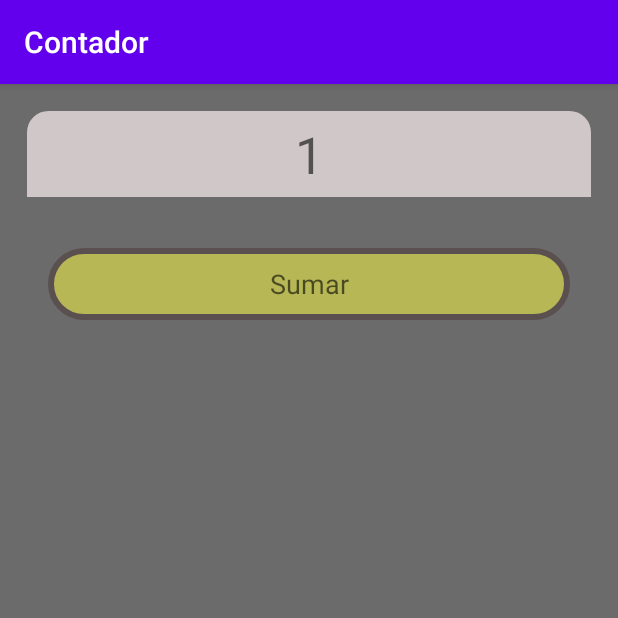
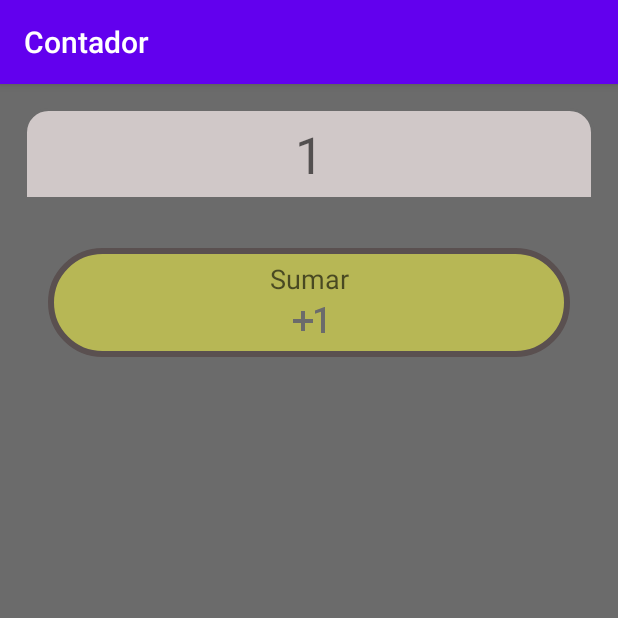
Before and after one commit to ToviGamboa/Contador, an Android app: the screen it shows after launch (MainActivity), after a tap on "Sumar", on a phone screen of 412 x 824 dp, the top half of it. Run offline under Robolectric (Android 15) with nearby library versions, the light colour scheme and no system bars.

Commit message:
Boton sumar optimizado 1

```diff
--- a/app/src/main/java/co/tovigamboa/contador/MainActivity.java
+++ b/app/src/main/java/co/tovigamboa/contador/MainActivity.java
@@ -3,6 +3,7 @@ package co.tovigamboa.contador;
 import android.os.Bundle;
 import android.view.View;
 import android.widget.TextView;
+import android.widget.Toast;
 
 import androidx.annotation.Nullable;
 import androidx.appcompat.app.AppCompatActivity;
@@ -30,7 +31,11 @@ public class MainActivity extends AppCompatActivity {
 	}
 
 	private void sumar() {
-		contador++;
-		tvDisplay.setText(String.valueOf(contador));
+		if(contador >= 0){
+			contador++;
+			tvDisplay.setText(String.valueOf(contador));
+		}else{
+			Toast.makeText(getApplicationContext(),"Error.",Toast.LENGTH_SHORT).show();
+		}
 	}
 }
--- /dev/null
+++ b/app/src/main/res/drawable/bordes_pressed.xml
@@ -0,0 +1,16 @@
+<?xml version="1.0" encoding="utf-8"?>
+<shape xmlns:android="http://schemas.android.com/apk/res/android">
+    <solid android:color="#CD262323"/>
+
+    <stroke android:width="4dp"
+        android:color="#F2DFDF"/>
+
+    <padding android:bottom="8dp"
+        android:right="1dp"
+        android:left="1dp"
+        android:top="8dp"/>
+
+    <corners android:radius="60dp"/>
+
+
+</shape>
--- /dev/null
+++ b/app/src/main/res/drawable/efecto_btn_sumar.xml
@@ -0,0 +1,5 @@
+<?xml version="1.0" encoding="utf-8"?>
+<selector xmlns:android="http://schemas.android.com/apk/res/android">
+    <item android:drawable="@drawable/bordes_pressed" android:state_pressed="true"/>
+    <item android:drawable="@drawable/bordes_sumar"/>
+</selector>
--- /dev/null
+++ b/app/src/main/res/drawable/ic_sumar.xml
@@ -0,0 +1,5 @@
+<vector android:height="32dp" android:tint="#6B6B6B"
+    android:viewportHeight="24" android:viewportWidth="24"
+    android:width="32dp" xmlns:android="http://schemas.android.com/apk/res/android">
+    <path android:fillColor="@android:color/white" android:pathData="M10,7L8,7v4L4,11v2h4v4h2v-4h4v-2h-4L10,7zM20,18h-2L18,7.38L15,8.4L15,6.7L19.7,5h0.3v13z"/>
+</vector>
--- a/app/src/main/res/layout/activity_main.xml
+++ b/app/src/main/res/layout/activity_main.xml
@@ -29,7 +29,8 @@
         android:layout_marginStart="32dp"
         android:layout_marginTop="32dp"
         android:layout_marginEnd="32dp"
-        android:background="@drawable/bordes_sumar"
+        android:drawableBottom="@drawable/ic_sumar"
+        android:background="@drawable/efecto_btn_sumar"
         android:text="@string/text_btn_sumar"
         android:textAppearance="@style/TextAppearance.AppCompat.Medium"
         app:layout_constraintEnd_toEndOf="parent"
```
